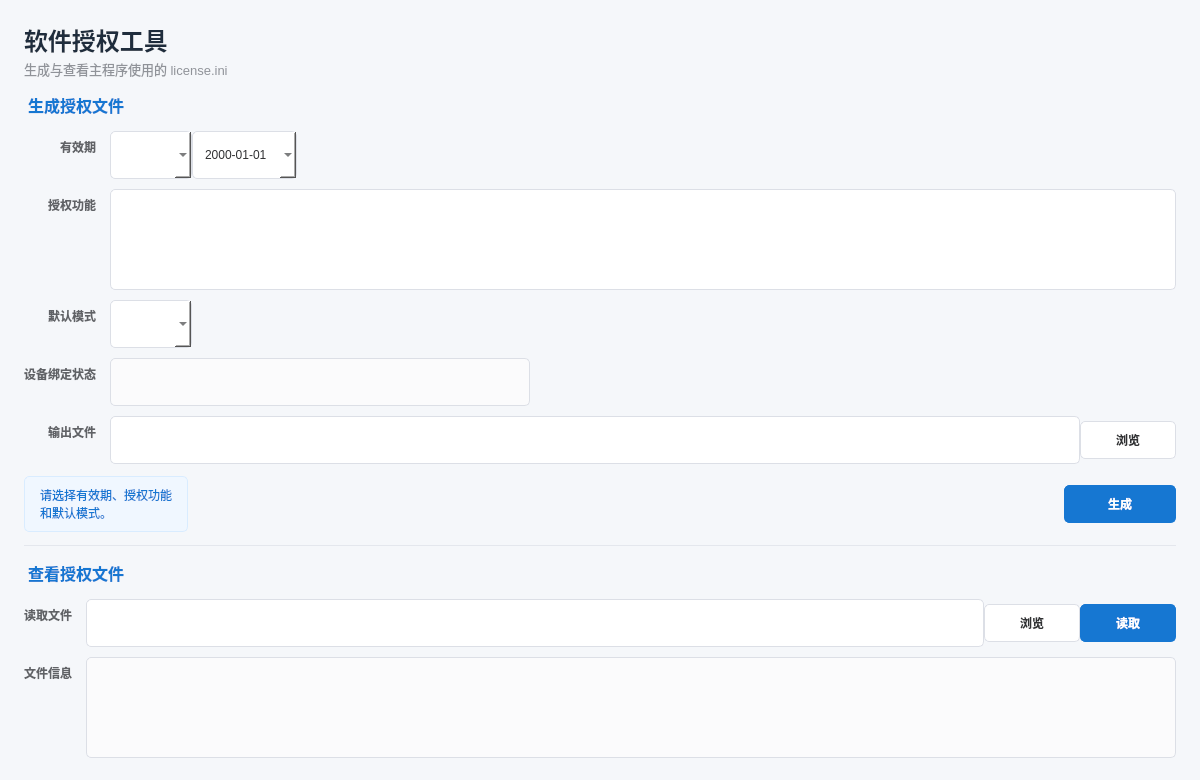
Qt form tools/license_tool/widget.ui (GitHub3651/shenyinocr) before a commit.
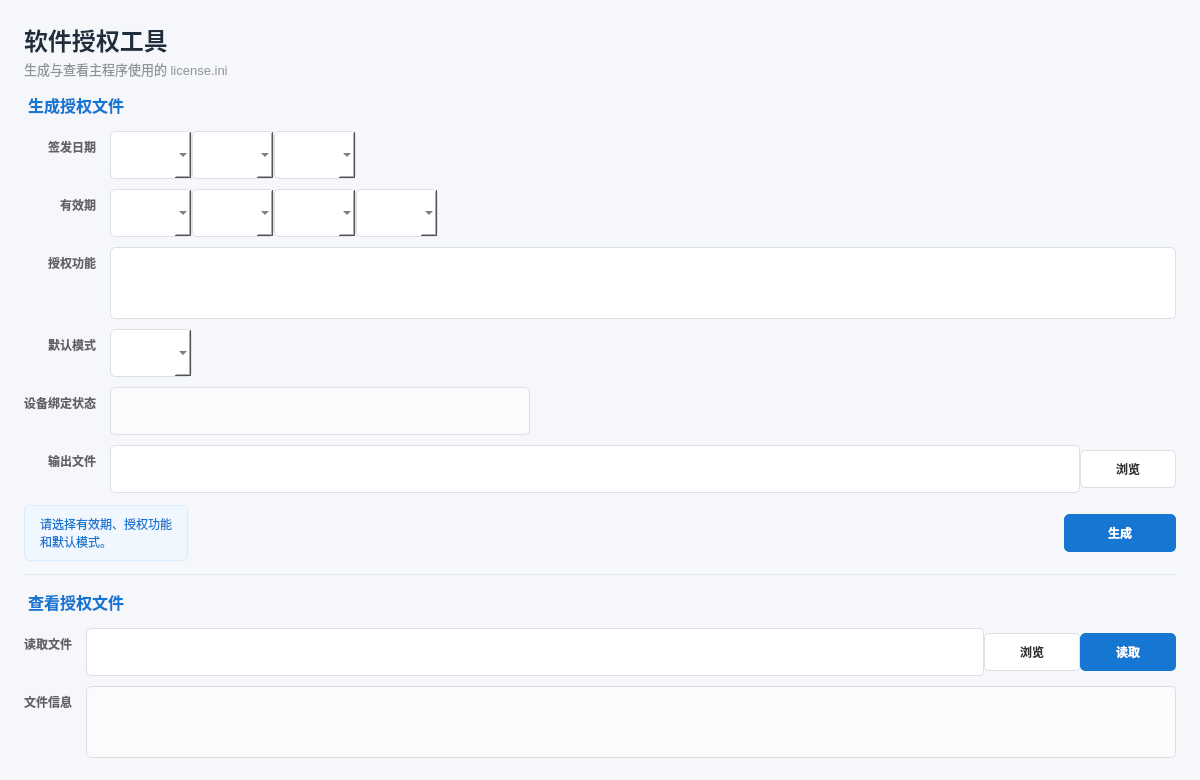
The same form after that commit.

Commit message: feat: 完成许可证 v4 日期校验与运行保护

Diff of the .ui file:
```diff
--- a/tools/license_tool/widget.ui
+++ b/tools/license_tool/widget.ui
@@ -33,11 +33,11 @@
 QLabel#generateSectionLabel, QLabel#readSectionLabel {
     color: #1677d2; font-size: 16px; font-weight: 700; padding: 2px 0;
 }
-QLabel#expiresLabel, QLabel#featuresLabel, QLabel#defaultModeLabel,
+QLabel#issuedDateLabel, QLabel#expiresLabel, QLabel#featuresLabel, QLabel#defaultModeLabel,
 QLabel#deviceBindingLabel, QLabel#outputLabel, QLabel#datLabel,
 QLabel#licenseInfoLabel { color: #606266; font-weight: 600; }
 
-QLineEdit, QDateEdit, QComboBox, QListWidget, QTextEdit {
+QLineEdit, QComboBox, QListWidget, QTextEdit {
     min-height: 36px;
     background-color: #ffffff;
     color: #303133;
@@ -47,7 +47,7 @@
     selection-background-color: #409eff;
     selection-color: #ffffff;
 }
-QLineEdit:focus, QDateEdit:focus, QComboBox:focus,
+QLineEdit:focus, QComboBox:focus,
 QListWidget:focus, QTextEdit:focus { border-color: #409eff; }
 QLineEdit:read-only, QTextEdit:read-only { background-color: #fbfbfc; }
 
@@ -97,22 +97,33 @@
      <property name="labelAlignment"><set>Qt::AlignRight|Qt::AlignTrailing|Qt::AlignVCenter</set></property>
      <property name="horizontalSpacing"><number>14</number></property>
      <property name="verticalSpacing"><number>10</number></property>
-     <item row="0" column="0"><widget class="QLabel" name="expiresLabel"><property name="text"><string>有效期</string></property></widget></item>
+     <item row="0" column="0"><widget class="QLabel" name="issuedDateLabel"><property name="text"><string>签发日期</string></property></widget></item>
      <item row="0" column="1">
+      <layout class="QHBoxLayout" name="issuedDateLayout">
+       <item><widget class="QComboBox" name="issuedYearComboBox"><property name="maximumSize"><size><width>130</width><height>16777215</height></size></property></widget></item>
+       <item><widget class="QComboBox" name="issuedMonthComboBox"><property name="maximumSize"><size><width>100</width><height>16777215</height></size></property></widget></item>
+       <item><widget class="QComboBox" name="issuedDayComboBox"><property name="maximumSize"><size><width>100</width><height>16777215</height></size></property></widget></item>
+       <item><spacer name="issuedDateSpacer"><property name="orientation"><enum>Qt::Horizontal</enum></property><property name="sizeHint" stdset="0"><size><width>40</width><height>20</height></size></property></spacer></item>
+      </layout>
+     </item>
+     <item row="1" column="0"><widget class="QLabel" name="expiresLabel"><property name="text"><string>有效期</string></property></widget></item>
+     <item row="1" column="1">
       <layout class="QHBoxLayout" name="expiresLayout">
        <item><widget class="QComboBox" name="expiresTypeComboBox"><property name="maximumSize"><size><width>180</width><height>16777215</height></size></property></widget></item>
-       <item><widget class="QDateEdit" name="expiresEdit"><property name="maximumSize"><size><width>240</width><height>16777215</height></size></property><property name="displayFormat"><string>yyyy-MM-dd</string></property><property name="calendarPopup"><bool>true</bool></property></widget></item>
+       <item><widget class="QComboBox" name="expiresYearComboBox"><property name="maximumSize"><size><width>130</width><height>16777215</height></size></property></widget></item>
+       <item><widget class="QComboBox" name="expiresMonthComboBox"><property name="maximumSize"><size><width>100</width><height>16777215</height></size></property></widget></item>
+       <item><widget class="QComboBox" name="expiresDayComboBox"><property name="maximumSize"><size><width>100</width><height>16777215</height></size></property></widget></item>
        <item><spacer name="expiresSpacer"><property name="orientation"><enum>Qt::Horizontal</enum></property><property name="sizeHint" stdset="0"><size><width>40</width><height>20</height></size></property></spacer></item>
       </layout>
      </item>
-     <item row="1" column="0"><widget class="QLabel" name="featuresLabel"><property name="text"><string>授权功能</string></property></widget></item>
-     <item row="1" column="1"><widget class="QListWidget" name="featuresListWidget"><property name="minimumSize"><size><width>0</width><height>130</height></size></property></widget></item>
-     <item row="2" column="0"><widget class="QLabel" name="defaultModeLabel"><property name="text"><string>默认模式</string></property></widget></item>
-     <item row="2" column="1"><widget class="QComboBox" name="defaultModeComboBox"><property name="maximumSize"><size><width>420</width><height>16777215</height></size></property></widget></item>
-     <item row="3" column="0"><widget class="QLabel" name="deviceBindingLabel"><property name="text"><string>设备绑定状态</string></property></widget></item>
-     <item row="3" column="1"><widget class="QLineEdit" name="deviceBindingEdit"><property name="maximumSize"><size><width>420</width><height>16777215</height></size></property><property name="readOnly"><bool>true</bool></property></widget></item>
-     <item row="4" column="0"><widget class="QLabel" name="outputLabel"><property name="text"><string>输出文件</string></property></widget></item>
-     <item row="4" column="1">
+     <item row="2" column="0"><widget class="QLabel" name="featuresLabel"><property name="text"><string>授权功能</string></property></widget></item>
+     <item row="2" column="1"><widget class="QListWidget" name="featuresListWidget"><property name="minimumSize"><size><width>0</width><height>130</height></size></property></widget></item>
+     <item row="3" column="0"><widget class="QLabel" name="defaultModeLabel"><property name="text"><string>默认模式</string></property></widget></item>
+     <item row="3" column="1"><widget class="QComboBox" name="defaultModeComboBox"><property name="maximumSize"><size><width>420</width><height>16777215</height></size></property></widget></item>
+     <item row="4" column="0"><widget class="QLabel" name="deviceBindingLabel"><property name="text"><string>设备绑定状态</string></property></widget></item>
+     <item row="4" column="1"><widget class="QLineEdit" name="deviceBindingEdit"><property name="maximumSize"><size><width>420</width><height>16777215</height></size></property><property name="readOnly"><bool>true</bool></property></widget></item>
+     <item row="5" column="0"><widget class="QLabel" name="outputLabel"><property name="text"><string>输出文件</string></property></widget></item>
+     <item row="5" column="1">
       <layout class="QHBoxLayout" name="outputLayout">
        <item><widget class="QLineEdit" name="outputEdit"/></item>
        <item><widget class="QPushButton" name="browseOutputButton"><property name="minimumSize"><size><width>96</width><height>38</height></size></property><property name="text"><string>浏览</string></property></widget></item>
```
The commit also changes 17 other files.
